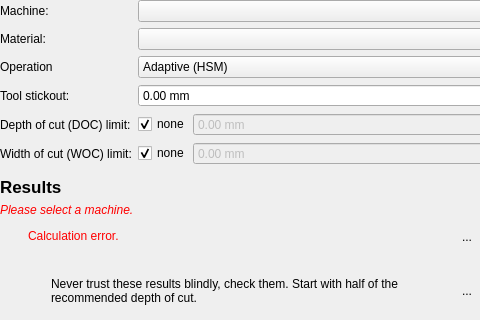
Old version of the form btl/ui/feedsandspeeds.ui in the repository knipknap/better-tool-library; both pictures show x 0 to 480 and y 0 to 320 of the 700 by 700 pixel window.
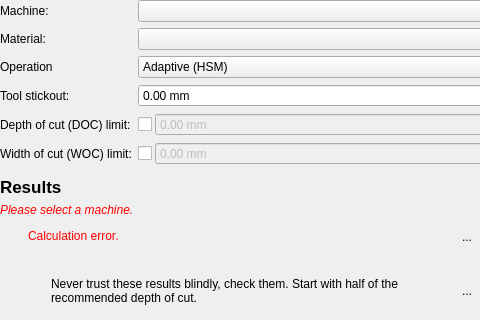
New version of the form. Icons and pictures are not drawn.

Commit message: simplify doc/woc limit UI a bit

Diff of the .ui file:
```diff
--- a/btl/ui/feedsandspeeds.ui
+++ b/btl/ui/feedsandspeeds.ui
@@ -154,10 +154,10 @@
         <item>
          <widget class="QCheckBox" name="checkBoxDocLimit">
           <property name="text">
-           <string>none</string>
+           <string/>
           </property>
           <property name="checked">
-           <bool>true</bool>
+           <bool>false</bool>
           </property>
           <property name="tristate">
            <bool>false</bool>
@@ -198,10 +198,10 @@
         <item>
          <widget class="QCheckBox" name="checkBoxWocLimit">
           <property name="text">
-           <string>none</string>
+           <string/>
           </property>
           <property name="checked">
-           <bool>true</bool>
+           <bool>false</bool>
           </property>
           <property name="tristate">
            <bool>false</bool>
```
The commit also changes 2 other files.
